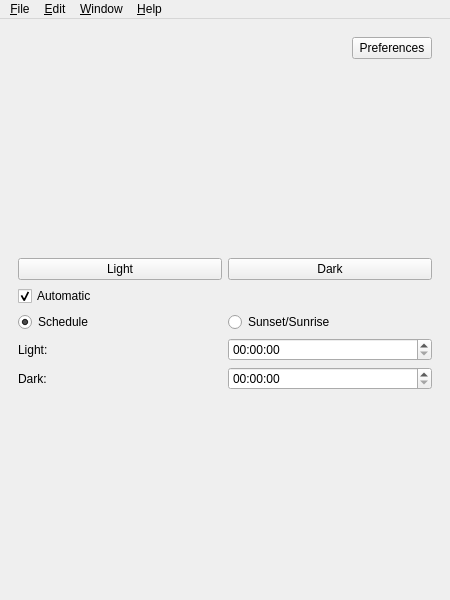
Qt form mainwindow.ui (baduhai/Koi) before a commit.
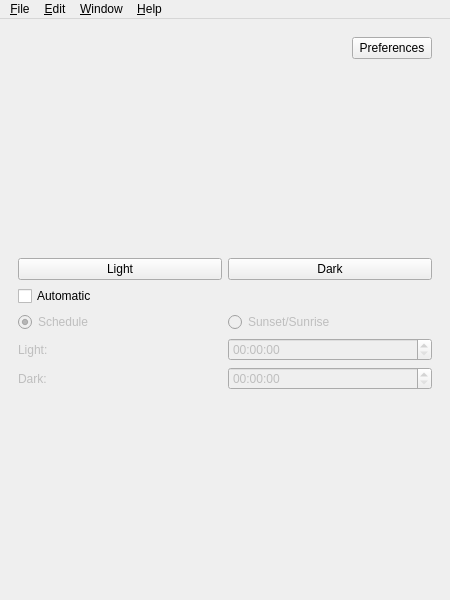
The same form after that commit. The open tabs and pages were chosen to show the change. Icons and pictures are not drawn.

Diff of the .ui file:
```diff
--- a/mainwindow.ui
+++ b/mainwindow.ui
@@ -30,6 +30,9 @@
          <layout class="QHBoxLayout" name="radioBtns">
           <item>
            <widget class="QRadioButton" name="scheduleRadioBtn">
+            <property name="enabled">
+             <bool>false</bool>
+            </property>
             <property name="text">
              <string>Schedule</string>
             </property>
@@ -40,6 +43,9 @@
           </item>
           <item>
            <widget class="QRadioButton" name="sunRadioBtn">
+            <property name="enabled">
+             <bool>false</bool>
+            </property>
             <property name="text">
              <string>Sunset/Sunrise</string>
             </property>
@@ -77,13 +83,20 @@
          <layout class="QHBoxLayout" name="lightTime">
           <item>
            <widget class="QLabel" name="lightTimeLabel">
+            <property name="enabled">
+             <bool>false</bool>
+            </property>
             <property name="text">
              <string>Light:</string>
             </property>
            </widget>
           </item>
           <item>
-           <widget class="QTimeEdit" name="timeEditLight"/>
+           <widget class="QTimeEdit" name="lightTimeEdit">
+            <property name="enabled">
+             <bool>false</bool>
+            </property>
+           </widget>
           </item>
          </layout>
         </item>
@@ -137,13 +150,20 @@
          <layout class="QHBoxLayout" name="darkTime">
           <item>
            <widget class="QLabel" name="darkTimeLabel">
+            <property name="enabled">
+             <bool>false</bool>
+            </property>
             <property name="text">
              <string>Dark:</string>
             </property>
            </widget>
           </item>
           <item>
-           <widget class="QTimeEdit" name="timeEditDark"/>
+           <widget class="QTimeEdit" name="darkTimeEdit">
+            <property name="enabled">
+             <bool>false</bool>
+            </property>
+           </widget>
           </item>
          </layout>
         </item>
@@ -153,7 +173,7 @@
            <string>Automatic</string>
           </property>
           <property name="checked">
-           <bool>true</bool>
+           <bool>false</bool>
           </property>
          </widget>
         </item>
```
Left out of the diff: 25 changed lines with no effect on the pictures.
